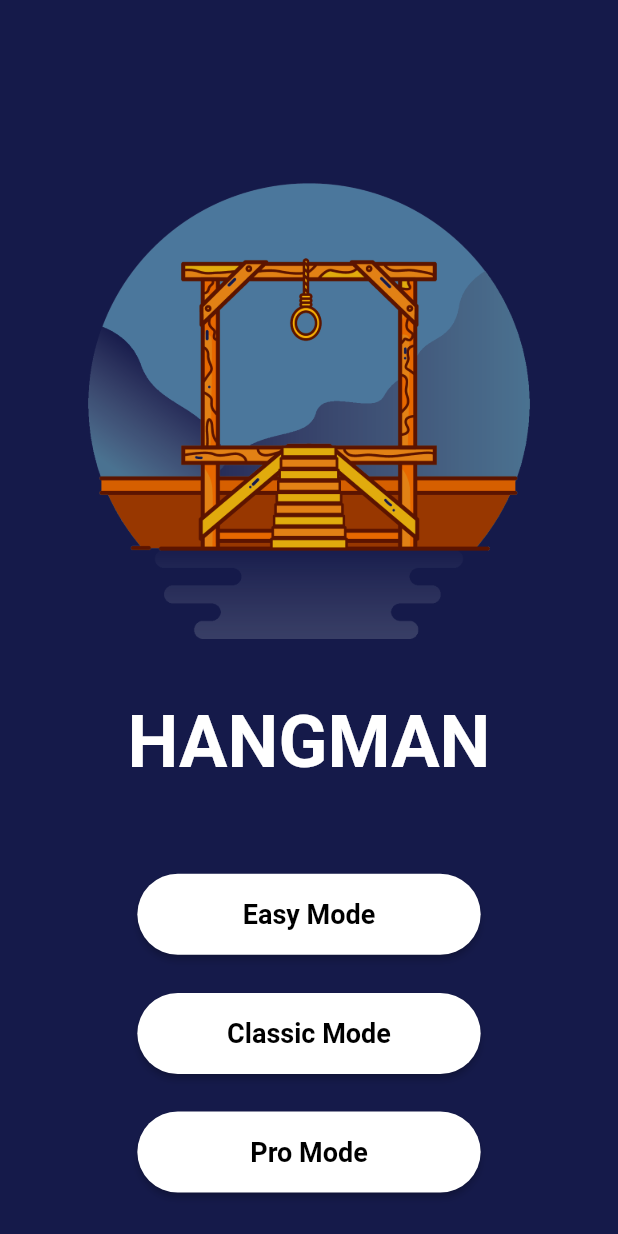
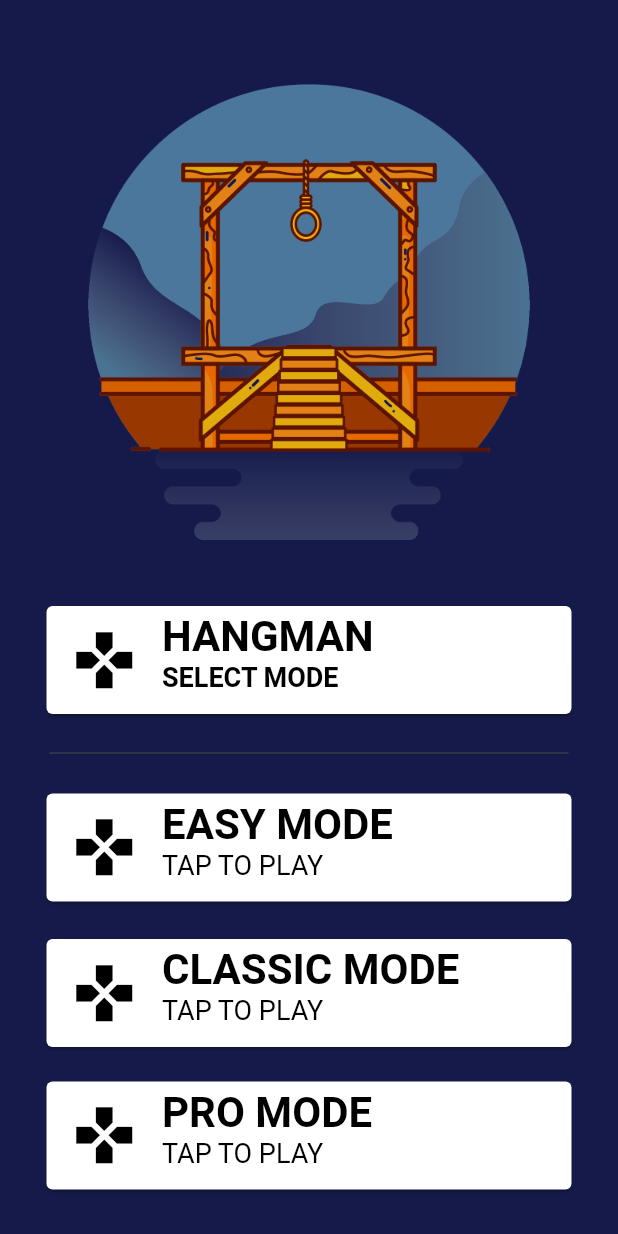
Before and after one commit to Exalter104/Hangman-Game--For-FYP, a Flutter app: the screen it shows after launch, after a tap on "PLAY", on a phone screen of 412 x 824 dp. Run offline on Flutter 3.47's test engine with Material 2 defaults, Android fonts, the light colour scheme and no system bars; drawn by our look-alikes of animated_text_kit, avatar_glow; our stand-ins replace dropdown_button2, page_transition, sqflite; accounts and stored records are empty; Roboto replaces fonts that are missing (Horizon).

Commit message:
FEAT : Pro Mode is added  + ui is updated

```diff
--- a/hangman_app_fyp/lib/game_screen/Categories screens/food_category.dart
+++ b/hangman_app_fyp/lib/game_screen/Categories screens/food_category.dart
@@ -412,7 +412,7 @@ class _FoodCategoryState extends State<FoodCategory> {
                   child: InkWell(
                       onTap: () {},
                       child: Text(
-                        allCategories[0],
+                        allCategories[3],
                         style: gameTextStyle(
                             20,
                             const Color.fromARGB(255, 255, 255, 255),
--- a/hangman_app_fyp/lib/game_screen/Categories screens/fruits_categories.dart
+++ b/hangman_app_fyp/lib/game_screen/Categories screens/fruits_categories.dart
@@ -413,7 +413,7 @@ class _FruitsCategoryState extends State<FruitsCategory> {
                   child: InkWell(
                       onTap: () {},
                       child: Text(
-                        allCategories[0],
+                        allCategories[1],
                         style: gameTextStyle(
                             20,
                             const Color.fromARGB(255, 255, 255, 255),
--- a/hangman_app_fyp/lib/game_screen/Categories screens/language_category.dart
+++ b/hangman_app_fyp/lib/game_screen/Categories screens/language_category.dart
@@ -414,7 +414,7 @@ class _LanguageCategoryState extends State<LanguageCategory> {
                   child: InkWell(
                       onTap: () {},
                       child: Text(
-                        allCategories[0],
+                        allCategories[2],
                         style: gameTextStyle(
                             20,
                             const Color.fromARGB(255, 255, 255, 255),
--- a/hangman_app_fyp/lib/initials Screens/modes.dart
+++ b/hangman_app_fyp/lib/initials Screens/modes.dart
@@ -1,5 +1,5 @@
 import 'package:flutter/material.dart';
-import 'package:hangman_app_fyp/game_screen/Categories%20screens/sports_category.dart';
+import 'package:hangman_app_fyp/game_screen/Categories%20screens/countries_category.dart';
 import 'package:hangman_app_fyp/game_screen/all_category_screen.dart';
 import 'package:page_transition/page_transition.dart';
 
@@ -16,16 +16,10 @@ class _ModesState extends State<Modes> {
   @override
   Widget build(BuildContext context) {
     return Scaffold(
-      appBar: AppBar(
-        automaticallyImplyLeading: false,
-        elevation: 0,
-        backgroundColor: const Color.fromARGB(255, 21, 26, 74),
-      ),
       backgroundColor: const Color.fromARGB(255, 21, 26, 74),
       body: SafeArea(
         child: Column(
           children: [
-            const SizedBox(height: 10),
             Container(
               decoration: const BoxDecoration(
                 borderRadius: BorderRadius.only(
@@ -41,52 +35,91 @@ class _ModesState extends State<Modes> {
                 image: AssetImage("images/gallow.png"),
               ),
             ),
-            const Text(
+            const Padding(
+              padding: EdgeInsets.symmetric(
+                horizontal: 27,
+              ),
+              child: Card(
+                child: ListTile(
+                  leading: Icon(
+                    Icons.gamepad,
+                    color: Colors.black,
+                    size: 45,
+                  ),
+                  title: Text(
                     "HANGMAN",
                     style: TextStyle(
-                color: Colors.white,
-                fontSize: 48,
+                      color: Color.fromARGB(255, 0, 0, 0),
+                      fontSize: 28,
                       fontWeight: FontWeight.bold,
                     ),
                   ),
-            const SizedBox(height: 30),
+                  subtitle: Text(
+                    "SELECT MODE",
+                    style: TextStyle(
+                      color: Color.fromARGB(255, 0, 0, 0),
+                      fontSize: 18,
+                      fontWeight: FontWeight.bold,
+                    ),
+                  ),
+                ),
+              ),
+            ),
+            const SizedBox(
+              height: 14,
+            ),
+            const Divider(
+              indent: 33,
+              endIndent: 33,
+              color: Color.fromARGB(255, 74, 74, 74),
+            ),
+            const SizedBox(height: 10),
             Container(
               width: MediaQuery.of(context).size.width,
               height: 90,
               decoration: BoxDecoration(
                 // Update the background color for the container
 
-                borderRadius: BorderRadius.circular(10),
+                borderRadius: BorderRadius.circular(20),
               ),
               child: Column(
                 mainAxisAlignment: MainAxisAlignment.center,
                 children: [
-                  const SizedBox(height: 5),
-                  Container(
-                    height: 54,
-                    margin: const EdgeInsets.only(top: 20),
-                    width: MediaQuery.of(context).size.width / 1.8,
-                    child: ElevatedButton(
-                      style: ElevatedButton.styleFrom(
-                        backgroundColor: Colors.white,
-                        shape: RoundedRectangleBorder(
-                          borderRadius: BorderRadius.circular(30),
+                  Padding(
+                    padding: const EdgeInsets.symmetric(
+                      horizontal: 27,
                     ),
-                      ),
-                      onPressed: () => Navigator.of(context).push(
+                    child: InkWell(
+                      onTap: () => Navigator.of(context).push(
                         PageTransition(
-                          child: const SportCategory(),
+                          child: const CountryCategory(),
                           type: PageTransitionType.rightToLeft,
                           duration: const Duration(milliseconds: 600),
                           reverseDuration: const Duration(milliseconds: 600),
                         ),
                       ),
-                      child: const Text(
-                        "Easy Mode",
+                      child: const Card(
+                        child: ListTile(
+                          leading: Icon(
+                            Icons.gamepad,
+                            color: Colors.black,
+                            size: 45,
+                          ),
+                          title: Text(
+                            "EASY MODE",
                             style: TextStyle(
+                              color: Color.fromARGB(255, 0, 0, 0),
+                              fontSize: 28,
+                              fontWeight: FontWeight.bold,
+                            ),
+                          ),
+                          subtitle: Text(
+                            "TAP TO PLAY",
+                            style: TextStyle(
+                              color: Color.fromARGB(255, 0, 0, 0),
                               fontSize: 18,
-                          color: Colors.black,
-                          fontWeight: FontWeight.bold,
+                            ),
+                          ),
                         ),
                       ),
                     ),
@@ -94,18 +127,13 @@ class _ModesState extends State<Modes> {
                 ],
               ),
             ),
-            Container(
-              height: 54,
-              margin: const EdgeInsets.only(top: 20),
-              width: MediaQuery.of(context).size.width / 1.8,
-              child: ElevatedButton(
-                style: ElevatedButton.styleFrom(
-                  backgroundColor: Colors.white,
-                  shape: RoundedRectangleBorder(
-                    borderRadius: BorderRadius.circular(30),
+            const SizedBox(height: 12),
+            Padding(
+              padding: const EdgeInsets.symmetric(
+                horizontal: 27,
               ),
-                ),
-                onPressed: () => Navigator.of(context).push(
+              child: InkWell(
+                onTap: () => Navigator.of(context).push(
                   PageTransition(
                     child: const AllCAtegories(),
                     type: PageTransitionType.rightToLeft,
@@ -113,37 +141,68 @@ class _ModesState extends State<Modes> {
                     reverseDuration: const Duration(milliseconds: 600),
                   ),
                 ),
-                child: const Text(
-                  "Classic Mode",
+                child: const Card(
+                  child: ListTile(
+                    leading: Icon(
+                      Icons.gamepad,
+                      color: Colors.black,
+                      size: 45,
+                    ),
+                    title: Text(
+                      "CLASSIC MODE",
                       style: TextStyle(
+                        fontWeight: FontWeight.bold,
+                        color: Color.fromARGB(255, 0, 0, 0),
+                        fontSize: 28,
+                      ),
+                    ),
+                    subtitle: Text(
+                      "TAP TO PLAY",
+                      style: TextStyle(
+                        color: Color.fromARGB(255, 0, 0, 0),
                         fontSize: 18,
-                    color: Colors.black,
-                    fontWeight: FontWeight.bold,
                       ),
                     ),
                   ),
                 ),
-            const SizedBox(height: 5),
-            Container(
-              height: 54,
-              margin: const EdgeInsets.only(top: 20),
-              width: MediaQuery.of(context).size.width / 1.8,
-              child: ElevatedButton(
-                style: ElevatedButton.styleFrom(
-                  backgroundColor: Colors.white,
-                  shape: RoundedRectangleBorder(
-                    borderRadius: BorderRadius.circular(30),
               ),
             ),
-                onPressed: () {
-                  // Add functionality for Pro Mode
-                },
-                child: const Text(
-                  "Pro Mode",
+            const SizedBox(height: 15),
+            Padding(
+              padding: const EdgeInsets.symmetric(
+                horizontal: 27,
+              ),
+              child: InkWell(
+                onTap: () => Navigator.of(context).push(
+                  PageTransition(
+                    child: const CountryCategory(),
+                    type: PageTransitionType.rightToLeft,
+                    duration: const Duration(milliseconds: 600),
+                    reverseDuration: const Duration(milliseconds: 600),
+                  ),
+                ),
+                child: const Card(
+                  child: ListTile(
+                    leading: Icon(
+                      Icons.gamepad,
+                      color: Colors.black,
+                      size: 45,
+                    ),
+                    title: Text(
+                      "PRO MODE",
                       style: TextStyle(
+                        fontWeight: FontWeight.bold,
+                        color: Color.fromARGB(255, 0, 0, 0),
+                        fontSize: 28,
+                      ),
+                    ),
+                    subtitle: Text(
+                      "TAP TO PLAY",
+                      style: TextStyle(
+                        color: Color.fromARGB(255, 0, 0, 0),
                         fontSize: 18,
-                    color: Colors.black,
-                    fontWeight: FontWeight.bold,
+                      ),
+                    ),
                   ),
                 ),
               ),
```
Also changed, not shown: hangman_app_fyp/lib/game_screen/Categories screens/countries_category.dart (+6 -4 lines), hangman_app_fyp/lib/game_screen/all_category_screen.dart (+178 -126 lines), hangman_app_fyp/images/catgif.gif (added). Lines whose indentation alone changed are shown as unchanged.
